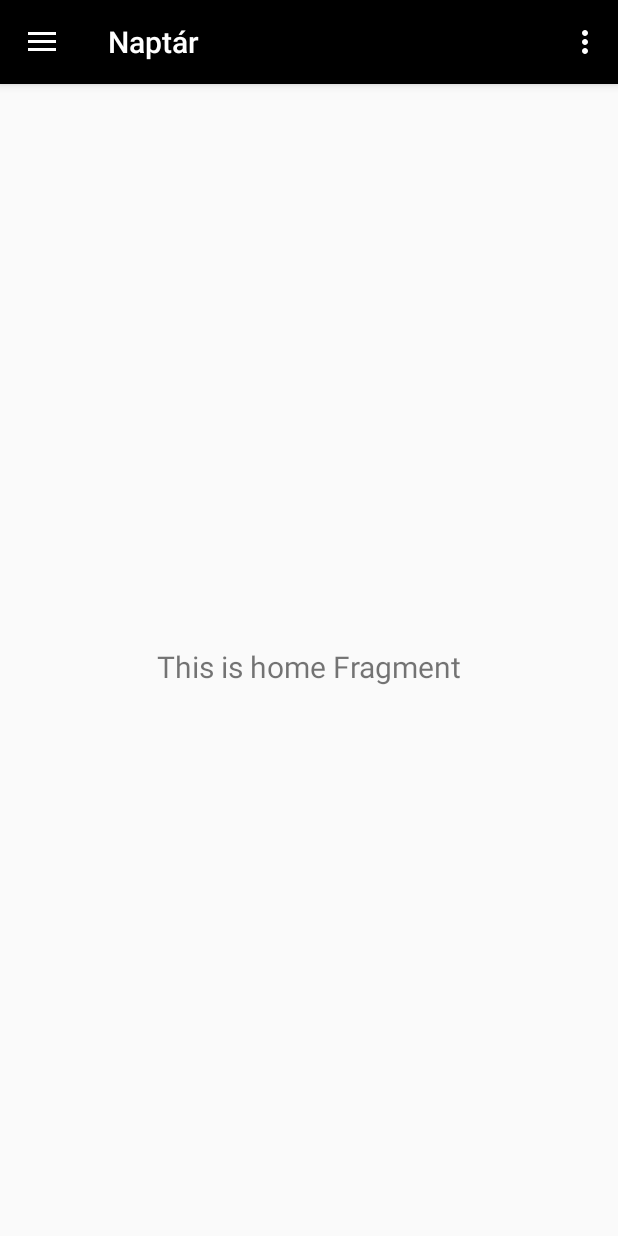
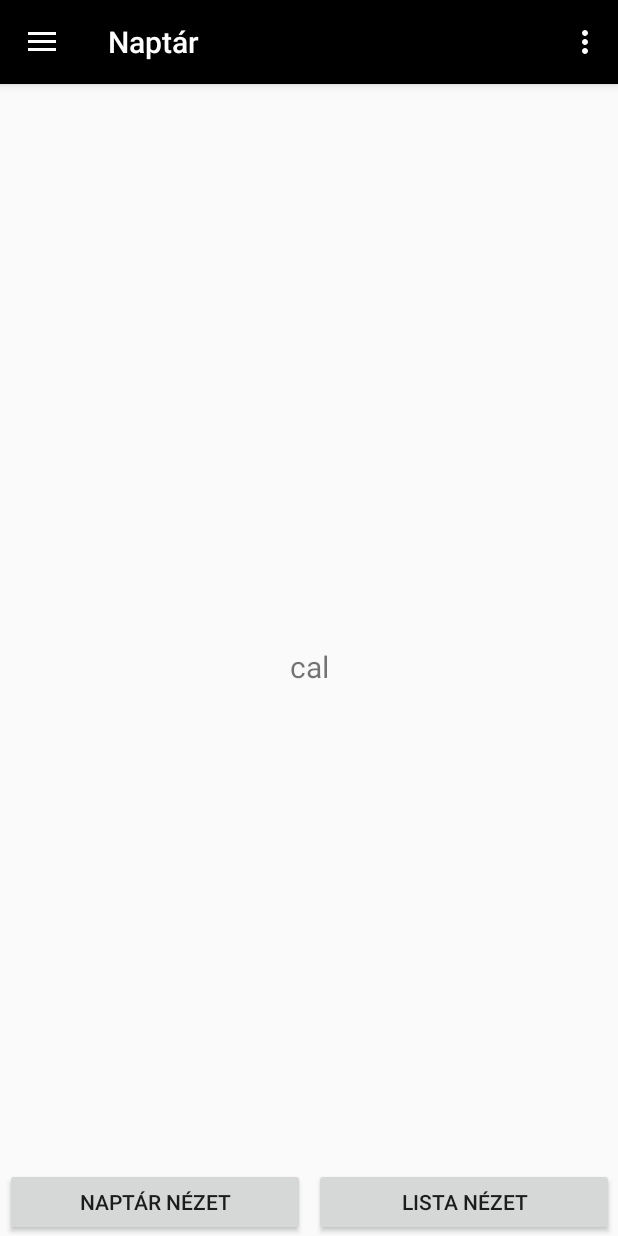
Before and after one commit to csinga24/HataridonaploEH7K1K, an Android app: the MenuActivity screen opened directly, with no data from a screen before it, on a phone screen of 412 x 824 dp. Run offline under Robolectric (Android 15) with nearby library versions, the phone set to English and light mode, and no system bars; our stand-ins replace Firebase (no records; nobody signed in at launch, a user with empty details on screens opened directly), navigation-ui.

```diff
--- a/app/build.gradle
+++ b/app/build.gradle
@@ -52,6 +52,8 @@ dependencies {
     implementation 'androidx.lifecycle:lifecycle-extensions:2.2.0'
     implementation 'androidx.navigation:navigation-fragment-ktx:2.2.1'
     implementation 'androidx.navigation:navigation-ui-ktx:2.2.1'
+    implementation 'com.google.android.material:material:1.1.0'
+    implementation "androidx.recyclerview:recyclerview-selection:1.1.0-rc01"
     testImplementation 'junit:junit:4.13'
     androidTestImplementation 'androidx.test.ext:junit:1.1.1'
     androidTestImplementation 'androidx.test.espresso:espresso-core:3.2.0'
--- a/app/src/main/java/hu/bme/aut/android/hataridonaploeh7k1k/ui/calendar/CalendarFragment.kt
+++ b/app/src/main/java/hu/bme/aut/android/hataridonaploeh7k1k/ui/calendar/CalendarFragment.kt
@@ -4,28 +4,28 @@ import android.os.Bundle
 import android.view.LayoutInflater
 import android.view.View
 import android.view.ViewGroup
+import android.widget.Button
 import android.widget.TextView
 import androidx.fragment.app.Fragment
-import androidx.lifecycle.Observer
-import androidx.lifecycle.ViewModelProviders
 import hu.bme.aut.android.hataridonaploeh7k1k.R
 
-class CalendarFragment : Fragment() {
-
-    private lateinit var calendarViewModel: CalendarViewModel
+class CalendarFragment : Fragment(){
 
     override fun onCreateView(
         inflater: LayoutInflater,
         container: ViewGroup?,
         savedInstanceState: Bundle?
     ): View? {
-        calendarViewModel =
-            ViewModelProviders.of(this).get(CalendarViewModel::class.java)
-        val root = inflater.inflate(R.layout.fragment_calendar, container, false)
-        val textView: TextView = root.findViewById(R.id.text_home)
-        calendarViewModel.text.observe(viewLifecycleOwner, Observer {
-            textView.text = it
-        })
-        return root
+        val view: View? = inflater.inflate(R.layout.fragment_calendar, container, false)
+        view?.let { initialView(it) }
+        return view
+    }
+
+    fun initialView(view: View) {
+        val text:TextView = view.findViewById(R.id.text_calendar_view)
+        val button_cal:Button = view.findViewById(R.id.button_cal)
+        button_cal.setOnClickListener { text.text = "Cal" }
+        val button_list:Button = view.findViewById(R.id.button_list)
+        button_list.setOnClickListener { text.text = "List" }
     }
 }
--- a/app/src/main/java/hu/bme/aut/android/hataridonaploeh7k1k/ui/calendar/CalendarViewModel.kt
+++ /dev/null
@@ -1,13 +0,0 @@
-package hu.bme.aut.android.hataridonaploeh7k1k.ui.calendar
-
-import androidx.lifecycle.LiveData
-import androidx.lifecycle.MutableLiveData
-import androidx.lifecycle.ViewModel
-
-class CalendarViewModel : ViewModel() {
-
-    private val _text = MutableLiveData<String>().apply {
-        value = "This is home Fragment"
-    }
-    val text: LiveData<String> = _text
-}
--- a/app/src/main/res/layout/fragment_calendar.xml
+++ b/app/src/main/res/layout/fragment_calendar.xml
@@ -7,7 +7,8 @@
     tools:context=".ui.calendar.CalendarFragment">
 
     <TextView
-        android:id="@+id/text_home"
+        android:id="@+id/text_calendar_view"
+        android:text="cal"
         android:layout_width="match_parent"
         android:layout_height="wrap_content"
         android:layout_marginStart="8dp"
@@ -19,4 +20,29 @@
         app:layout_constraintEnd_toEndOf="parent"
         app:layout_constraintStart_toStartOf="parent"
         app:layout_constraintTop_toTopOf="parent" />
+    <androidx.constraintlayout.widget.Guideline
+        android:id="@+id/guideline"
+        android:layout_width="wrap_content"
+        android:layout_height="wrap_content"
+        android:orientation="vertical"
+        app:layout_constraintGuide_percent="0.5" />
+
+    <Button
+        android:id="@+id/button_cal"
+        android:layout_width="200dp"
+        android:layout_height="45dp"
+        android:text="@string/napt_r_n_zet"
+        app:layout_constraintBottom_toBottomOf="parent"
+        app:layout_constraintEnd_toStartOf="@+id/guideline"
+        app:layout_constraintStart_toStartOf="parent" />
+
+    <Button
+        android:id="@+id/button_list"
+        android:layout_width="200dp"
+        android:layout_height="45dp"
+        android:text="@string/lista_n_zet"
+        app:layout_constraintBottom_toBottomOf="parent"
+        app:layout_constraintEnd_toEndOf="parent"
+        app:layout_constraintStart_toStartOf="@+id/guideline" />
+
 </androidx.constraintlayout.widget.ConstraintLayout>
--- a/app/src/main/res/layout/fragment_notes.xml
+++ b/app/src/main/res/layout/fragment_notes.xml
@@ -8,6 +8,7 @@
 
     <TextView
         android:id="@+id/text_gallery"
+        android:text="Notes"
         android:layout_width="match_parent"
         android:layout_height="wrap_content"
         android:layout_marginStart="8dp"
--- a/app/src/main/res/values/strings.xml
+++ b/app/src/main/res/values/strings.xml
@@ -16,5 +16,7 @@
     <string name="menu_notes">Jegyzetek</string>
     <string name="menu_habittracker">Habit-tracker</string>
     <string name="logout">Kijelentkezés</string>
+    <string name="napt_r_n_zet">Naptár nézet</string>
+    <string name="lista_n_zet">Lista nézet</string>
 
 </resources>
```
Also changed, not shown: app/src/main/java/hu/bme/aut/android/hataridonaploeh7k1k/data/Note.kt (added, +13 -0 lines), app/src/main/java/hu/bme/aut/android/hataridonaploeh7k1k/ui/notes/NotesFragment.kt (+1 -10 lines), app/src/main/java/hu/bme/aut/android/hataridonaploeh7k1k/ui/notes/NotesViewModel.kt (deleted, +0 -13 lines).
